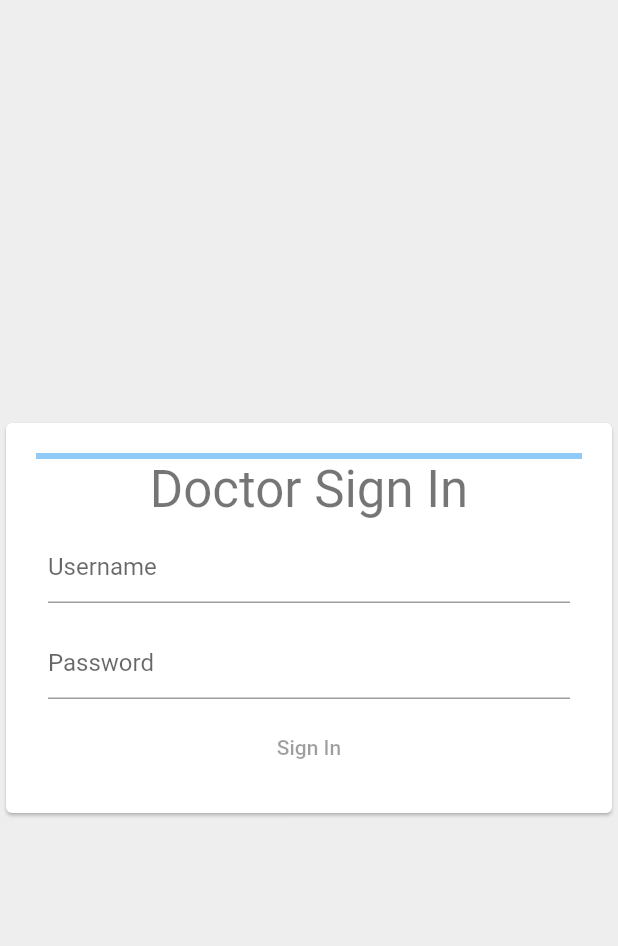
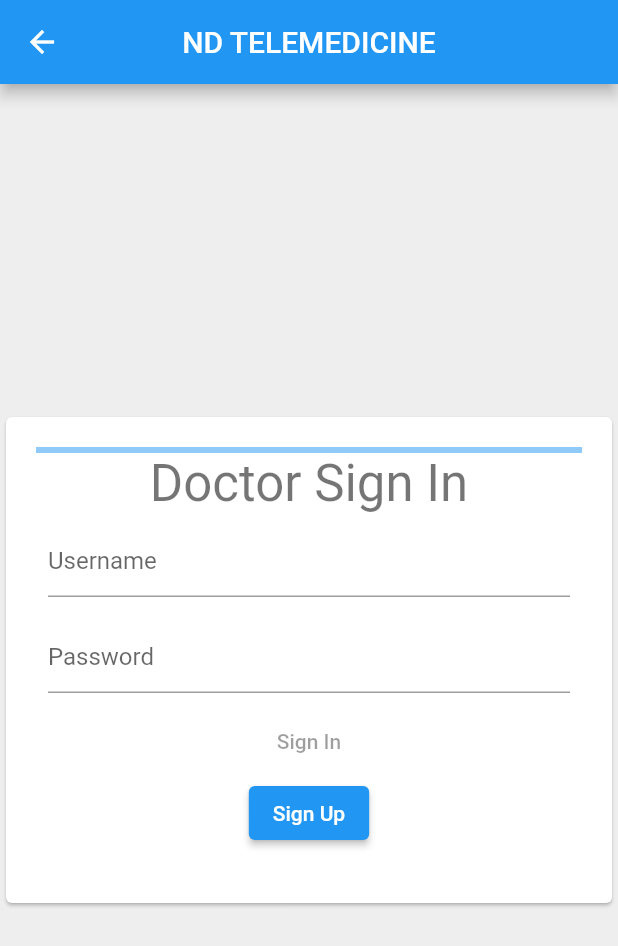
Before and after one commit to s3781137/telemedicine-app, a Flutter app: the SignInScreen screen opened by its route, on a phone screen of 412 x 824 dp. Shown: the top 946 px of the screen. Run offline on Flutter 3.47's test engine with Material 2 defaults, Android fonts, the phone set to English and light mode, and no system bars; network calls fail.

Commit message:
Moved doctor signup button into doctor page

```diff
--- a/app/flutter/flutter_application/lib/doctor/signIn.dart
+++ b/app/flutter/flutter_application/lib/doctor/signIn.dart
@@ -18,6 +18,10 @@ class SignInScreen extends StatelessWidget {
   @override
   Widget build(BuildContext context) {
     return Scaffold(
+      appBar: AppBar(
+        title: Text("ND TELEMEDICINE"),
+        centerTitle: true,
+      ),
       backgroundColor: Colors.grey[200],
       body: const Center(
         child: SizedBox(
@@ -87,6 +91,13 @@ class _SignInFormState extends State<SignInForm> {
     });
   }
 
+  // doctor sign up button
+  Widget doctorSignUpButton(BuildContext context) {
+    return ElevatedButton(
+        onPressed: () => Navigator.of(context).pushNamed('/doctorsignup'),
+        child: Text('Sign Up'));
+  }
+
   @override
   Widget build(BuildContext context) {
     return Padding(
@@ -132,6 +143,10 @@ class _SignInFormState extends State<SignInForm> {
               onPressed: _formProgress == 1 ? _validateForm : null, // UPDATED
               child: const Text('Sign In'),
             ),
+            doctorSignUpButton(context),
+            const Padding(
+              padding: EdgeInsets.all(8.0),
+            ),
           ],
         ),
       ),
```
Also changed, not shown: app/flutter/flutter_application/lib/signUp.dart (+0 -10 lines).
